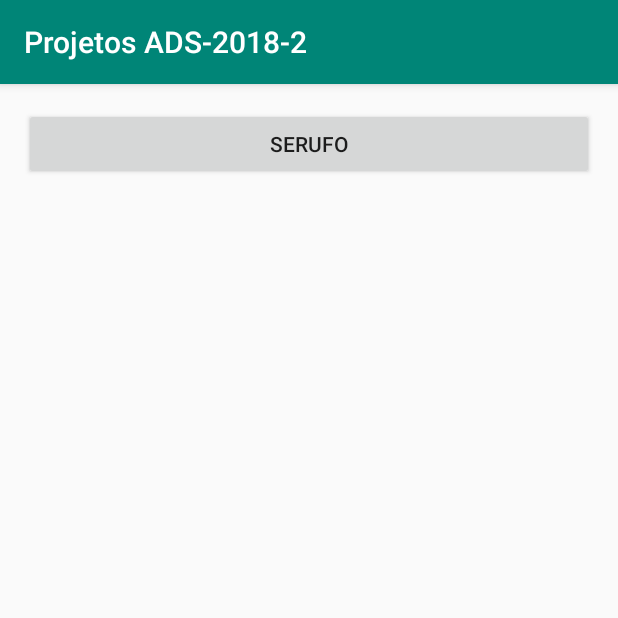
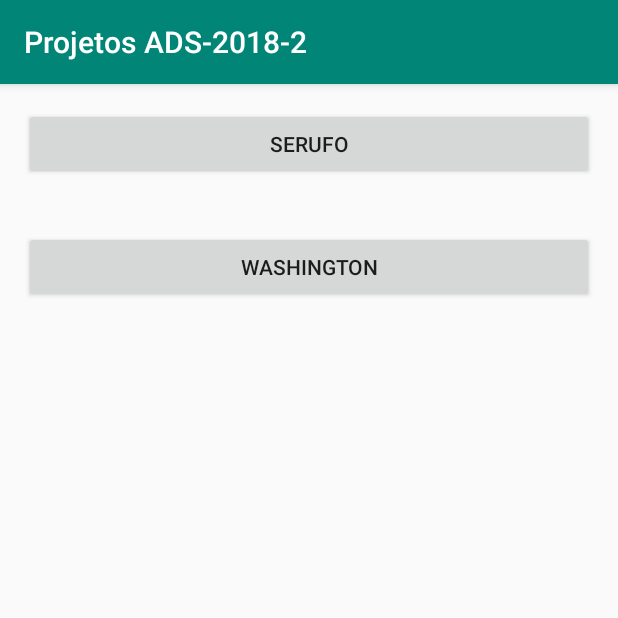
Before and after one commit to serufo/ADS20182, an Android app: the screen it shows after launch (MainActivity), on a phone screen of 412 x 824 dp, the top half of it. Run offline under Robolectric (Android 15) with nearby library versions, the phone set to English and light mode, and no system bars.

Commit message:
Projeto Washington

```diff
--- a/app/src/main/AndroidManifest.xml
+++ b/app/src/main/AndroidManifest.xml
@@ -9,6 +9,7 @@
         android:roundIcon="@mipmap/ic_launcher_round"
         android:supportsRtl="true"
         android:theme="@style/AppTheme">
+        <activity android:name=".AlunoWashingtonMinas"></activity>
         <activity android:name=".Serufo" />
         <activity android:name=".MainActivity">
             <intent-filter>
@@ -17,7 +18,7 @@
                 <category android:name="android.intent.category.LAUNCHER" />
             </intent-filter>
         </activity>
-        <activity android:name=".ProfSerufo"></activity>
+        <activity android:name=".ProfSerufo" />
     </application>
 
 </manifest>
--- a/app/src/main/java/com/example/ads_2018_2/MainActivity.java
+++ b/app/src/main/java/com/example/ads_2018_2/MainActivity.java
@@ -28,6 +28,19 @@ public class MainActivity extends AppCompatActivity {
 
         //[SERUFO] Fim do código do SERUFO
 
+        //[SERUFO] Codigo para mudar para pagina do SERUFO
+
+        Button btnWashington = findViewById(R.id.btnWashingtonId);
+        btnWashington.setOnClickListener(new View.OnClickListener() {
+            @Override
+            public void onClick(View v) {
+                Intent intentWashington = new Intent(MainActivity.this, AlunoWashingtonMinas.class);
+                startActivity(intentWashington);
+            }
+        });
+
+        //[SERUFO] Fim do código do SERUFO
+
 
     }
 }
--- a/app/src/main/res/layout/activity_main.xml
+++ b/app/src/main/res/layout/activity_main.xml
@@ -15,10 +15,32 @@
         android:layout_marginTop="16dp"
         android:layout_marginEnd="16dp"
         android:layout_marginRight="16dp"
+        android:layout_marginBottom="8dp"
         android:text="Serufo"
+        app:layout_constraintBottom_toBottomOf="parent"
         app:layout_constraintEnd_toEndOf="parent"
+        app:layout_constraintHorizontal_bias="0.0"
         app:layout_constraintStart_toStartOf="parent"
-        app:layout_constraintTop_toTopOf="parent" />
+        app:layout_constraintTop_toTopOf="parent"
+        app:layout_constraintVertical_bias="0.0" />
+
+    <Button
+        android:id="@+id/btnWashingtonId"
+        android:layout_width="0dp"
+        android:layout_height="wrap_content"
+        android:layout_marginStart="16dp"
+        android:layout_marginLeft="16dp"
+        android:layout_marginTop="8dp"
+        android:layout_marginEnd="16dp"
+        android:layout_marginRight="16dp"
+        android:layout_marginBottom="8dp"
+        android:text="Washington"
+        app:layout_constraintBottom_toBottomOf="parent"
+        app:layout_constraintEnd_toEndOf="parent"
+        app:layout_constraintHorizontal_bias="1.0"
+        app:layout_constraintStart_toStartOf="parent"
+        app:layout_constraintTop_toBottomOf="@+id/btnSerufo"
+        app:layout_constraintVertical_bias="0.041" />
 
 
 </android.support.constraint.ConstraintLayout>
```
Also changed, not shown: app/src/main/java/com/example/ads_2018_2/AlunoWashingtonMinas.java (added, +13 -0 lines), app/src/main/res/layout/activity_aluno_washington_minas.xml (added, +25 -0 lines).
